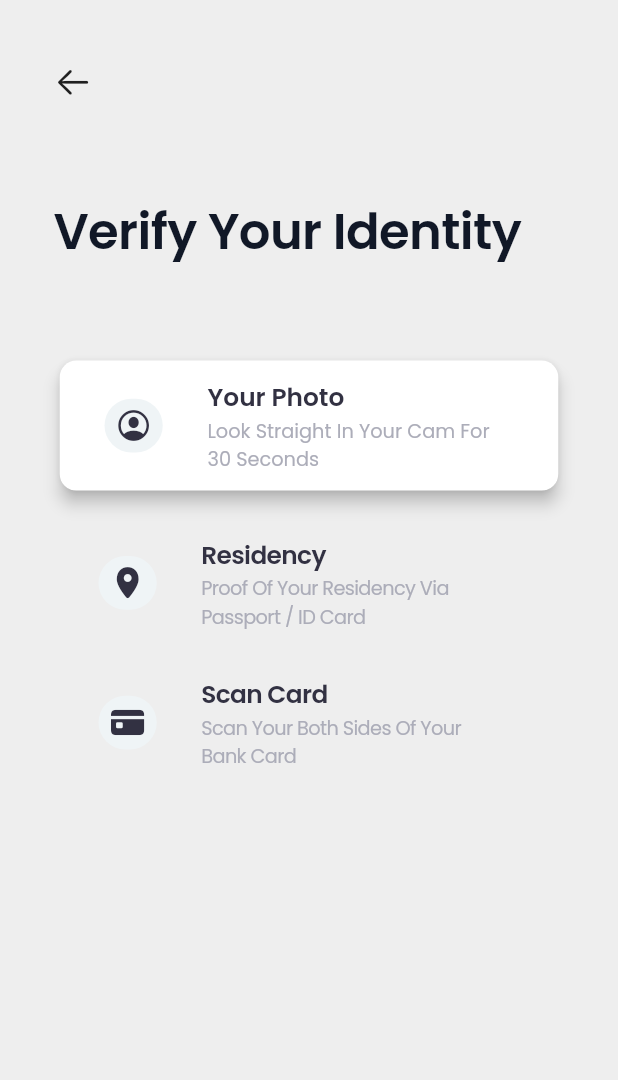
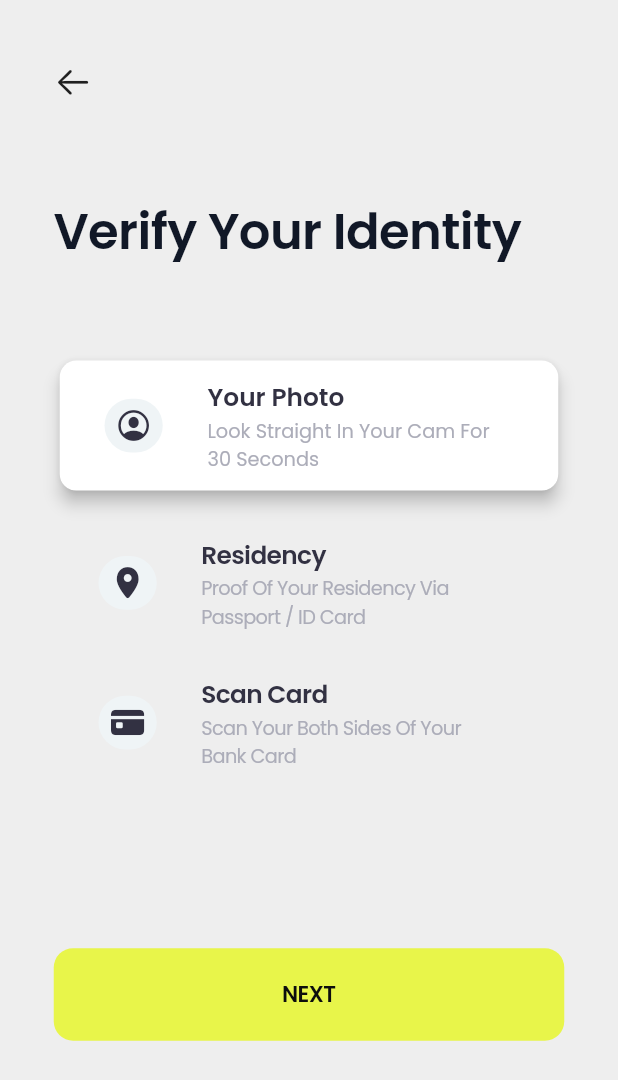
Before and after one commit to Shalom-Nankam/dapay, a Flutter app: the VerifyIdentityView screen opened directly with empty values, on a phone screen of 412 x 824 dp. Shown: the top 1080 px of the screen. Run offline on Flutter 3.47's test engine with Material 2 defaults, Android fonts, the phone set to English and light mode, and no system bars; our stand-ins replace flutter_screenutil, flutter_svg, font_awesome_flutter, get, google_fonts.

Commit message:
Completed the verify identity page

```diff
--- a/lib/views/verify_identity_view.dart
+++ b/lib/views/verify_identity_view.dart
@@ -4,6 +4,7 @@ import 'package:flutter_screenutil/flutter_screenutil.dart';
 import 'package:get/get.dart';
 import 'package:watchmap/controller/verify_identitiy_controller.dart';
 import 'package:watchmap/views/stateless_view.dart';
+import 'package:watchmap/widgets/custom_button.dart';
 import 'package:watchmap/widgets/custom_text.dart';
 import 'package:watchmap/widgets/verify_step.dart';
 
@@ -82,6 +83,20 @@ class VerifyIdentityView
                     ),
                     title: 'Scan Card',
                     description: 'Scan Your Both Sides Of Your Bank Card'),
+                SizedBox(
+                  height: 130.h,
+                ),
+                CustomButton(
+                    title: const CustomText(
+                      text: 'NEXT',
+                      color: Color(0xff0d0d0d),
+                      size: 16,
+                      weight: FontWeight.w600,
+                    ),
+                    radius: 14,
+                    action: () {},
+                    height: 67,
+                    width: 344)
               ],
             ),
           )),
--- a/lib/widgets/verify_step.dart
+++ b/lib/widgets/verify_step.dart
@@ -22,13 +22,6 @@ class VerifyStep extends StatelessWidget {
           height: 39.h,
           width: 39.w,
           decoration: BoxDecoration(
-              boxShadow: const [
-                // BoxShadow(
-                //     color: const Color(0xff000000).withOpacity(0.05),
-                //     blurStyle: BlurStyle.inner,
-                //     blurRadius: 6,
-                //     offset: const Offset(3, 6))
-              ],
               color: const Color(0xffeff4f6),
               borderRadius: BorderRadius.circular(100).r),
           child: Center(child: icon),
```
